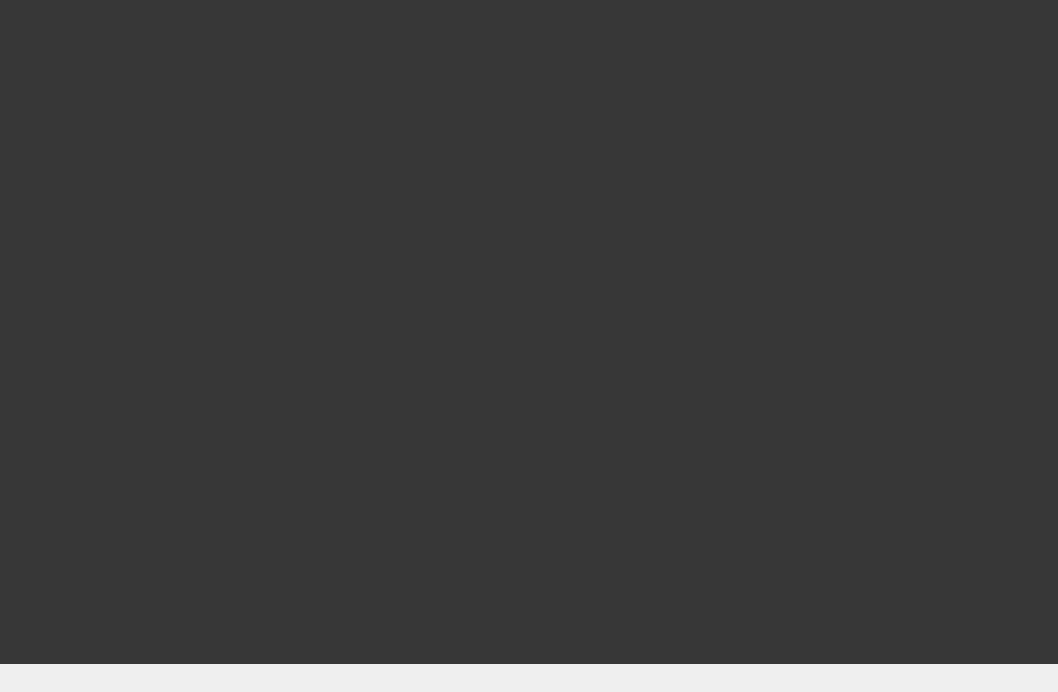
The window that src/gui_qt/qt_main_window.ui (leikareipa/avscissors) describes before a commit, drawn with Qt 5.
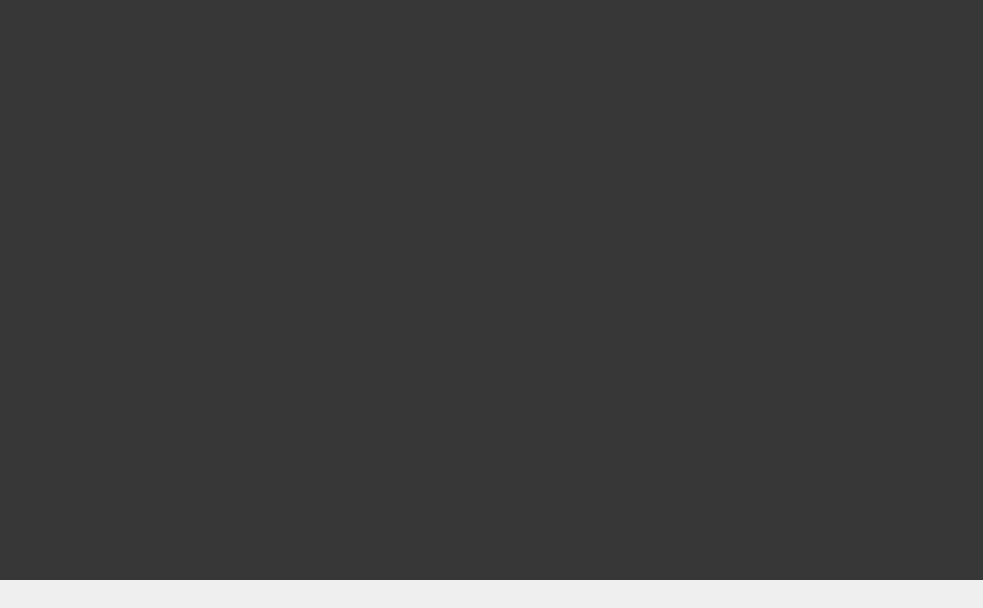
The same window after the commit. Custom widgets are drawn as their Qt base class.

Commit message:
Tweak the UI's appearance
Changed some of the colors a bit, and made the activity strips and
playback icons a bit smaller.

```diff
--- a/src/gui_qt/qt_main_window.ui
+++ b/src/gui_qt/qt_main_window.ui
@@ -6,8 +6,8 @@
    <rect>
     <x>0</x>
     <y>0</y>
-    <width>1058</width>
-    <height>692</height>
+    <width>983</width>
+    <height>608</height>
    </rect>
   </property>
   <property name="acceptDrops">
```
Left out of the diff: 2 changed lines with no effect on the pictures. The commit also changes 5 other files.
